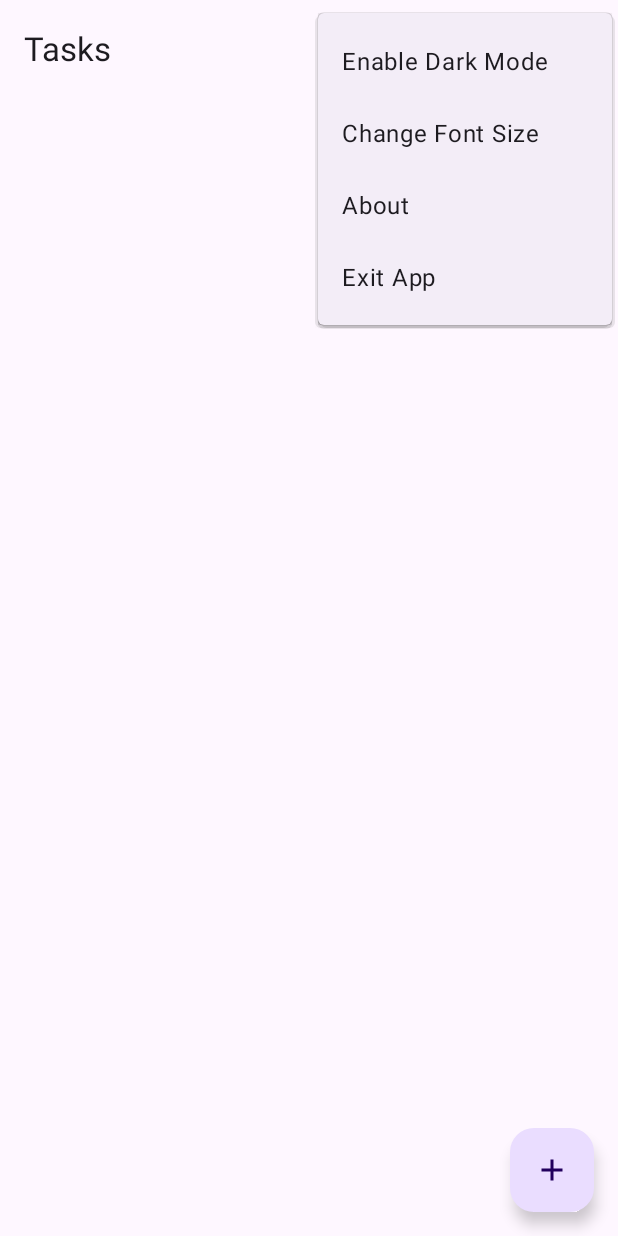
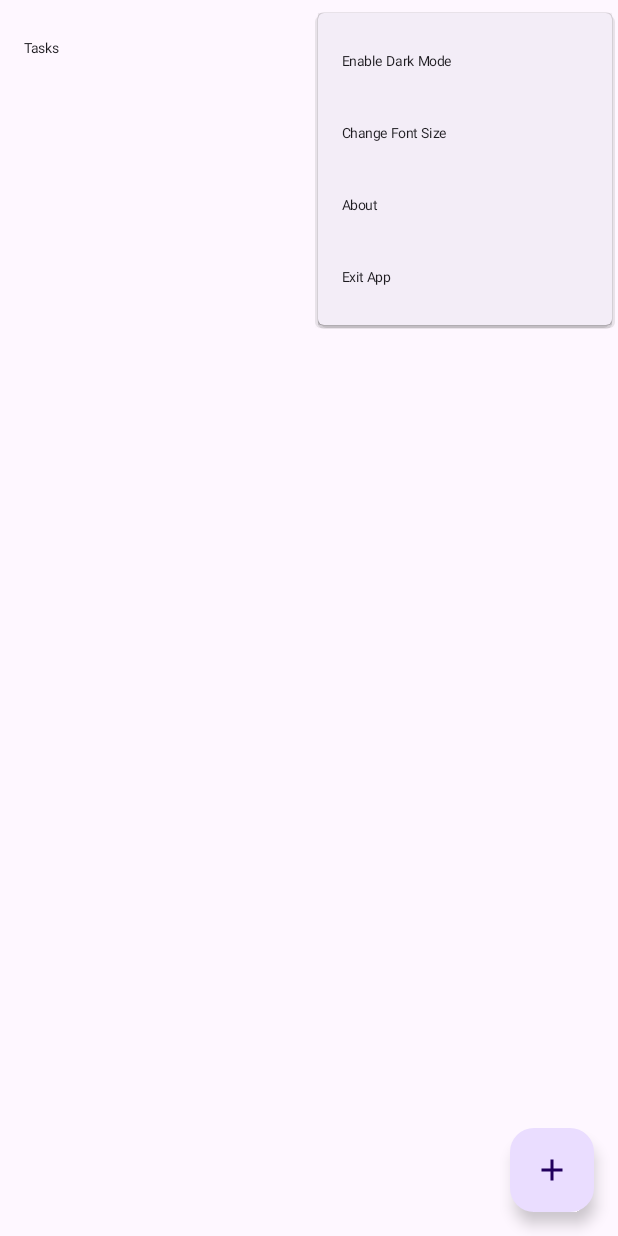
Before and after one commit to mysimjee/ToDo, an Android app: the screen it shows after launch (MainActivity), with the options menu open, on a phone screen of 412 x 824 dp. Run offline under Robolectric (Android 15) with nearby library versions, the phone set to English and light mode, and no system bars; our stand-ins replace Room's generated code, navigation-ui.

Commit message:
third commit

```diff
--- a/app/src/main/java/com/logbook/todo/MainActivity.kt
+++ b/app/src/main/java/com/logbook/todo/MainActivity.kt
@@ -14,12 +14,17 @@ import android.view.Menu
 import android.view.MenuItem
 import android.widget.Toast
 import android.Manifest
+import android.text.Spannable
+import android.text.SpannableString
+import android.text.style.AbsoluteSizeSpan
+import android.widget.TextView
 
 import androidx.appcompat.app.AlertDialog
 import androidx.appcompat.app.AppCompatDelegate
 import androidx.core.app.ActivityCompat
 import androidx.core.content.ContextCompat
 import androidx.navigation.fragment.NavHostFragment
+import com.google.android.material.appbar.MaterialToolbar
 import com.logbook.todo.databinding.ActivityMainBinding
 import com.logbook.todo.ui.FontSizeAware
 
@@ -136,12 +141,36 @@ class MainActivity : AppCompatActivity() {
             } else {
                 aboutMenuItem.isVisible = true // Show About menu item otherwise
             }
+            applyFontSizeToMenu(menu) // Apply font size to menu options
 
             return super.onPrepareOptionsMenu(menu)
         } catch (e: Exception) {
             e.printStackTrace() // Log the exception
             Toast.makeText(this, "Error preparing menu: ${e.message}", Toast.LENGTH_SHORT).show()
             return false
+        }
+    }
+
+    private fun applyFontSizeToMenu(menu: Menu?) {
+        menu?.let {
+            for (i in 0 until it.size()) {
+                val menuItem = it.getItem(i)
+                val spannableTitle = SpannableString(menuItem.title)
+                val fontSize = when (selectedFontSizeIndex) {
+                    0 -> resources.getDimension(R.dimen.font_size_small) // Small
+                    1 -> resources.getDimension(R.dimen.font_size_medium) // Medium
+                    2 -> resources.getDimension(R.dimen.font_size_large) // Large
+                    else -> resources.getDimension(R.dimen.font_size_medium) // Default
+                }
+
+                spannableTitle.setSpan(
+                    AbsoluteSizeSpan(fontSize.toInt(), true), // `true` converts to sp units
+                    0,
+                    spannableTitle.length,
+                    Spannable.SPAN_INCLUSIVE_INCLUSIVE
+                )
+                menuItem.title = spannableTitle
+            }
         }
     }
 
@@ -277,6 +306,18 @@ class MainActivity : AppCompatActivity() {
                 else -> resources.getDimension(R.dimen.font_size_medium) // Default
             }
 
+
+
+            // Apply font size to the toolbar title
+            val toolbar = findViewById<MaterialToolbar>(R.id.toolbar)
+            for (i in 0 until toolbar.childCount) {
+                val view = toolbar.getChildAt(i)
+                if (view is TextView) {
+                    view.textSize = fontSize // Set the font size to the toolbar title
+                    break
+                }
+            }
+
             // Get the NavHostFragment and its child fragments
             val navHostFragment = supportFragmentManager.findFragmentById(R.id.nav_host_fragment_content_main) as NavHostFragment
             val fragmentManager = navHostFragment.childFragmentManager
--- a/app/src/main/java/com/logbook/todo/ui/task/TaskFragment.kt
+++ b/app/src/main/java/com/logbook/todo/ui/task/TaskFragment.kt
@@ -194,7 +194,7 @@ class TaskFragment : Fragment(), FontSizeAware {
 
             binding.chipGroupTags.forEach { chip ->
                 if (chip is Chip) {
-                    chip.textSize = fontSize // Set desired font size (e.g., 14sp)
+                    chip.textSize = fontSize // Set desired font size
                 }
             }
 
```
Also changed, not shown: app/src/main/java/com/logbook/todo/ui/task_list/TaskListAdapter.kt (+12 -0 lines).
